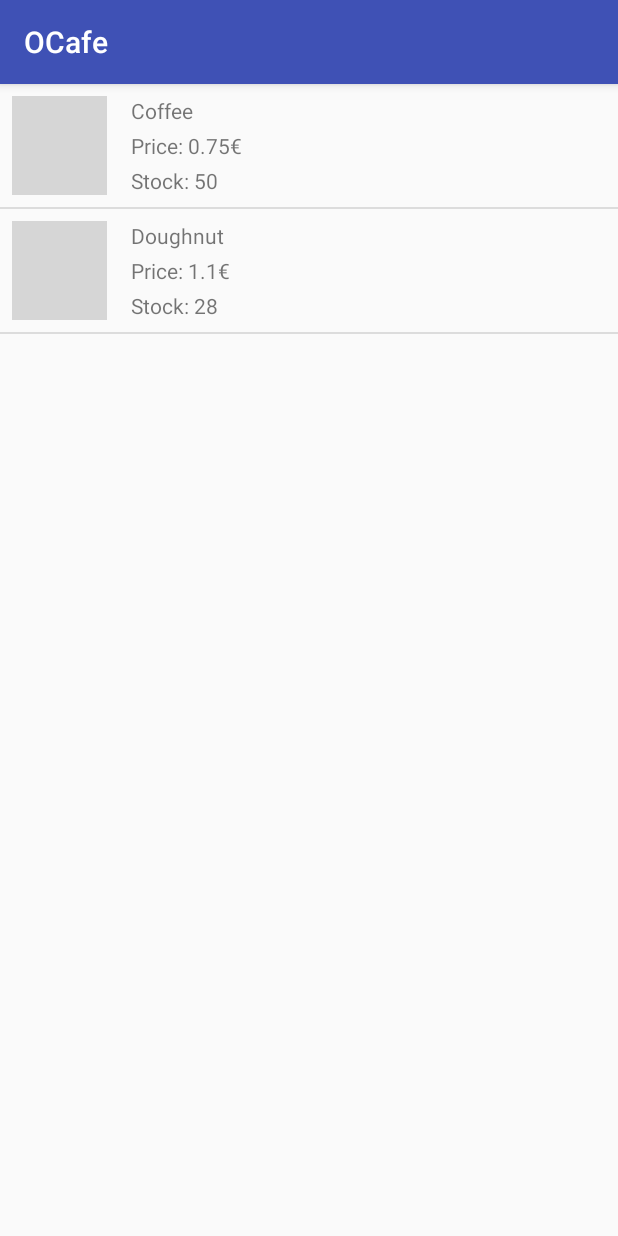
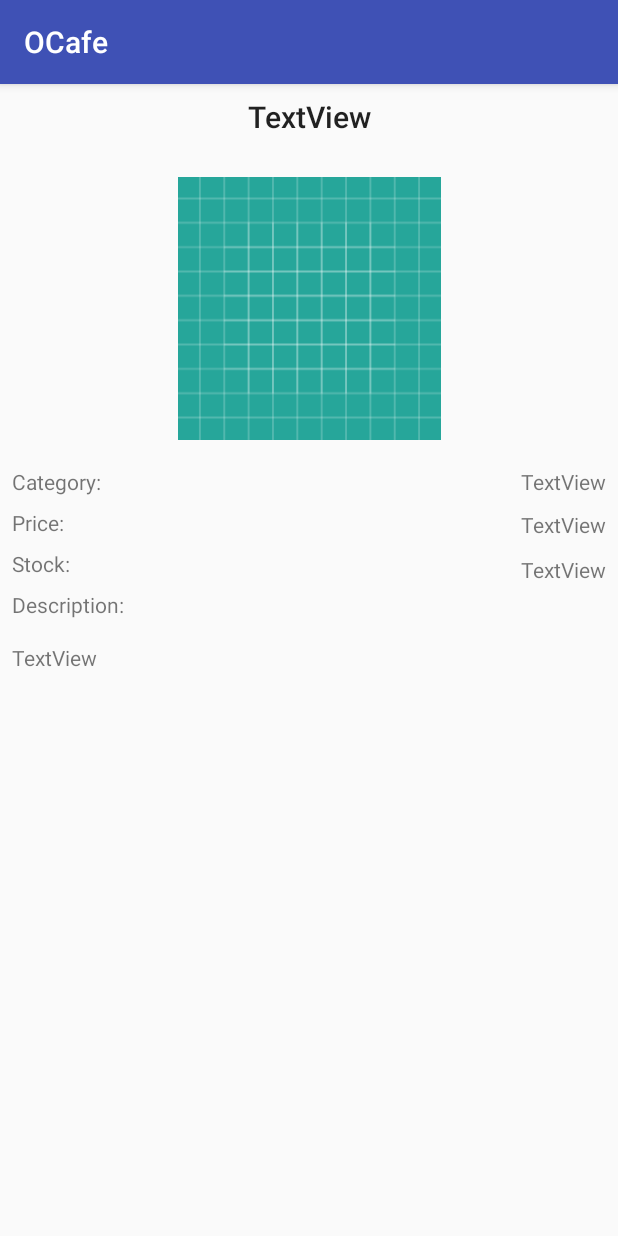
Before and after one commit to MistahJorge/OCafe, an Android app: the screen it shows after launch (MainActivity), after a tap on "Coffee", on a phone screen of 412 x 824 dp. Run offline under Robolectric (Android 15) with nearby library versions, the phone set to English and light mode, and no system bars; pictures from the network do not load; grey boxes are pictures that could not be loaded.

Commit message:
Realizção do projeto através do Guia Prático "Aplicação News" - Passo 9

```diff
--- a/app/src/main/java/com/example/jorge/ocafe/FragmentCache.java
+++ b/app/src/main/java/com/example/jorge/ocafe/FragmentCache.java
@@ -1,7 +1,4 @@
 package com.example.jorge.ocafe;
-
-import android.support.v7.app.AppCompatActivity;
-import android.support.v4.app.Fragment;
 
 /**
  * Created by jorge on 06/02/2018.
@@ -10,11 +7,17 @@ import android.support.v4.app.Fragment;
 public class FragmentCache {
     static ProductListFragment productsListFragmentPortrait;
     static ProductListFragment productsListFragmentLand;
-    static ProductDetailsFragment productDetailsFragment;
+    static ProductDetailsFragment productDetailsFragmentPortrait;
+    static  ProductDetailsFragment productDetailsFragmentLand;
 
     public static ProductListFragment getProductsListFragmentPortrait() {
         if (null == productsListFragmentPortrait) productsListFragmentPortrait = new ProductListFragment();
         return productsListFragmentPortrait;
+    }
+
+    public static ProductDetailsFragment getProductDetailsFragmentPortrait() {
+        if (null == productDetailsFragmentPortrait) productDetailsFragmentPortrait = new ProductDetailsFragment();
+        return productDetailsFragmentPortrait;
     }
 
     public static ProductListFragment getProductsListFragmentLand() {
@@ -22,8 +25,8 @@ public class FragmentCache {
         return productsListFragmentLand;
     }
 
-    public static ProductDetailsFragment getProductDetailsFragment() {
-        if (null == productDetailsFragment) productDetailsFragment = new ProductDetailsFragment();
-        return productDetailsFragment;
+    public static ProductDetailsFragment getProductDetailsFragmentLand() {
+        if (null == productDetailsFragmentLand) productDetailsFragmentLand = new ProductDetailsFragment();
+        return productDetailsFragmentLand;
     }
 }
--- a/app/src/main/java/com/example/jorge/ocafe/MainActivity.java
+++ b/app/src/main/java/com/example/jorge/ocafe/MainActivity.java
@@ -39,18 +39,18 @@ public class MainActivity extends AppCompatActivity {
         setContentView(R.layout.activity_main);
 
         if (findViewById(R.id.fragment_container_portrait) != null) {
-            if (FragmentCache.productsListFragmentPortrait != null) {
+            if (FragmentCache.productsListFragmentPortrait != null || FragmentCache.productDetailsFragmentPortrait != null) {
                 return;
             }
 
             setPortraitFragment(FragmentCache.getProductsListFragmentPortrait());
 
         } else {
-            if (FragmentCache.productsListFragmentLand != null && FragmentCache.productDetailsFragment != null) {
+            if (FragmentCache.productsListFragmentLand != null && FragmentCache.productDetailsFragmentLand != null) {
                 return;
             }
 
-            setLandscapeFragment(FragmentCache.getProductsListFragmentLand(), FragmentCache.getProductDetailsFragment());
+            setLandscapeFragment(FragmentCache.getProductsListFragmentLand(), FragmentCache.getProductDetailsFragmentLand());
         }
 
         if (products == null) {
--- a/app/src/main/java/com/example/jorge/ocafe/ProductListFragment.java
+++ b/app/src/main/java/com/example/jorge/ocafe/ProductListFragment.java
@@ -2,6 +2,7 @@ package com.example.jorge.ocafe;
 
 import android.os.Bundle;
 import android.support.v4.app.Fragment;
+import android.support.v4.app.FragmentTransaction;
 import android.view.LayoutInflater;
 import android.view.View;
 import android.view.ViewGroup;
@@ -38,12 +39,26 @@ public class ProductListFragment extends Fragment {
             public void onItemClick(AdapterView<?> adapterView, View view, int i, long l) {
                 Product product = productsAdapter.getItem(i);
                 if (getActivity().findViewById(R.id.fragment_container_portrait) != null){
-                    Toast.makeText(getActivity().getBaseContext(), "Clicked Portrait." +
-                                    product.getName(), Toast.LENGTH_SHORT).show();
+                    changePortraitFragment(FragmentCache.getProductDetailsFragmentPortrait(), i);
                 } else {
                     ProductDetailsFragment.onArticleSelected(product);
                 }
             }
         });
     }
+
+    public void changePortraitFragment(ProductDetailsFragment productDetailsFragment, int i) {
+        Bundle args =  new Bundle();
+        args.putInt("position", i);
+
+        productDetailsFragment.setArguments(args);
+
+        FragmentTransaction transaction = getActivity().getSupportFragmentManager().beginTransaction();
+
+        transaction.replace(R.id.fragment_container_portrait, productDetailsFragment);
+        transaction.addToBackStack(null);
+
+        // Commit the transaction
+        transaction.commit();
+    }
 }
--- a/app/src/main/res/layout/fragment_product_details.xml
+++ b/app/src/main/res/layout/fragment_product_details.xml
@@ -47,7 +47,7 @@
                 android:src="@drawable/ic_launcher_background"
                 app:layout_constraintEnd_toEndOf="parent"
                 app:layout_constraintStart_toStartOf="parent"
-                app:layout_constraintTop_toTopOf="parent" android:contentDescription="Image placeholder"/>
+                app:layout_constraintTop_toTopOf="parent" />
 
             <TextView
                 android:id="@+id/textViewCategoryDetailsLabel"
@@ -72,55 +72,20 @@
                 app:layout_constraintTop_toTopOf="@+id/textViewCategoryDetailsLabel" />
 
             <TextView
-                android:id="@+id/textViewDescriptionDetailsLabel"
-                android:layout_width="wrap_content"
-                android:layout_height="wrap_content"
-                android:layout_marginTop="8dp"
-                android:text="Description:"
-                app:layout_constraintStart_toStartOf="@+id/textViewCategoryDetailsLabel"
-                app:layout_constraintTop_toBottomOf="@+id/textViewCategoryDetailsLabel" />
-
-            <ScrollView
-                android:id="@+id/scrollViewDescrition"
-                android:layout_width="0dp"
-                android:layout_height="45dp"
-                android:layout_marginTop="8dp"
-                app:layout_constraintEnd_toEndOf="@+id/textViewProductCategoryDetails"
-                app:layout_constraintStart_toStartOf="@+id/textViewDescriptionDetailsLabel"
-                app:layout_constraintTop_toBottomOf="@+id/textViewDescriptionDetailsLabel">
-
-                <LinearLayout
-                    android:layout_width="match_parent"
-                    android:layout_height="wrap_content"
-                    android:orientation="vertical">
-
-                    <TextView
-                        android:id="@+id/textViewProductDescriptionDetails"
-                        android:layout_width="match_parent"
-                        android:layout_height="wrap_content"
-                        android:text="TextView"
-                        app:layout_constraintEnd_toEndOf="@+id/textViewProductCategoryDetails"
-                        app:layout_constraintHorizontal_bias="1.0"
-                        app:layout_constraintStart_toStartOf="@+id/textViewDescriptionDetailsLabel"
-                        app:layout_constraintTop_toBottomOf="@+id/textViewDescriptionDetailsLabel" />
-                </LinearLayout>
-            </ScrollView>
-
-            <TextView
                 android:id="@+id/textViewPriceDetailsLabel"
                 android:layout_width="wrap_content"
                 android:layout_height="wrap_content"
                 android:layout_marginTop="8dp"
                 android:text="Price:"
-                app:layout_constraintStart_toStartOf="@+id/scrollViewDescrition"
-                app:layout_constraintTop_toBottomOf="@+id/scrollViewDescrition" />
+                app:layout_constraintStart_toStartOf="@+id/textViewCategoryDetailsLabel"
+                app:layout_constraintTop_toBottomOf="@+id/textViewCategoryDetailsLabel" />
 
             <TextView
                 android:id="@+id/textViewProductPriceDetails"
                 android:layout_width="wrap_content"
                 android:layout_height="17dp"
+                android:layout_marginRight="8dp"
                 android:layout_marginEnd="8dp"
-                android:layout_marginRight="8dp"
                 android:text="TextView"
                 app:layout_constraintBottom_toBottomOf="@+id/textViewPriceDetailsLabel"
                 app:layout_constraintEnd_toEndOf="parent"
@@ -145,6 +110,50 @@
                 app:layout_constraintEnd_toEndOf="@+id/textViewProductPriceDetails"
                 app:layout_constraintTop_toTopOf="@+id/textViewStockDetailsLabel" />
 
+            <TextView
+                android:id="@+id/textViewDescriptionDetailsLabel"
+                android:layout_width="wrap_content"
+                android:layout_height="wrap_content"
+                android:layout_marginTop="8dp"
+                android:text="Description:"
+                app:layout_constraintStart_toStartOf="@+id/textViewStockDetailsLabel"
+                app:layout_constraintTop_toBottomOf="@+id/textViewStockDetailsLabel" />
+
+            <LinearLayout
+                android:layout_width="0dp"
+                android:layout_height="wrap_content"
+                android:layout_marginBottom="8dp"
+                android:layout_marginEnd="8dp"
+                android:layout_marginRight="8dp"
+                android:layout_marginTop="8dp"
+                android:orientation="vertical"
+                app:layout_constraintBottom_toBottomOf="parent"
+                app:layout_constraintEnd_toEndOf="parent"
+                app:layout_constraintStart_toStartOf="@+id/textViewDescriptionDetailsLabel"
+                app:layout_constraintTop_toBottomOf="@+id/textViewDescriptionDetailsLabel">
+
+                <ScrollView
+                    android:id="@+id/scrollViewDescrition"
+                    android:layout_width="match_parent"
+                    android:layout_height="wrap_content"
+                    android:layout_marginTop="8dp"
+                    app:layout_constraintEnd_toEndOf="@+id/textViewProductCategoryDetails"
+                    app:layout_constraintStart_toStartOf="@+id/textViewDescriptionDetailsLabel"
+                    app:layout_constraintTop_toBottomOf="@+id/textViewDescriptionDetailsLabel">
+
+                    <TextView
+                        android:id="@+id/textViewProductDescriptionDetails"
+                        android:layout_width="match_parent"
+                        android:layout_height="wrap_content"
+                        android:text="TextView"
+                        app:layout_constraintEnd_toEndOf="@+id/textViewProductCategoryDetails"
+                        app:layout_constraintHorizontal_bias="1.0"
+                        app:layout_constraintStart_toStartOf="@+id/textViewDescriptionDetailsLabel"
+                        app:layout_constraintTop_toBottomOf="@+id/textViewDescriptionDetailsLabel" />
+
+                </ScrollView>
+            </LinearLayout>
+
         </android.support.constraint.ConstraintLayout>
     </ScrollView>
 
```
